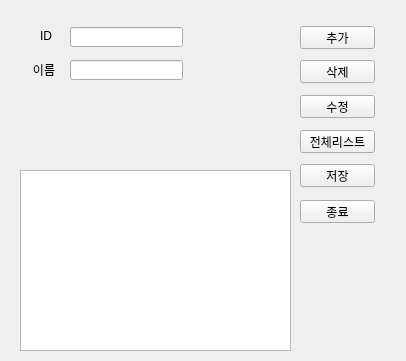
SimWoonseop/seop, file student_main.ui: the form before one commit.
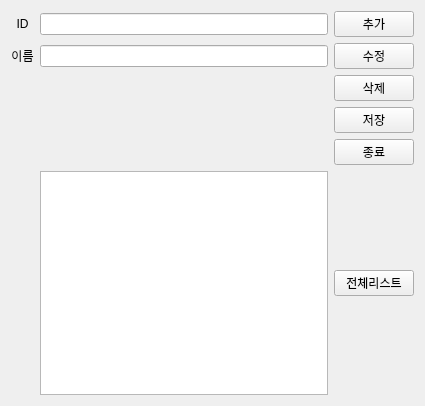
The form after the commit.

Commit message: [23.12.19] 학생관리프로그램 종료버튼 수정, 메인 다이얼로그 ui 수정

Patch:
```diff
--- a/student_main.ui
+++ b/student_main.ui
@@ -6,22 +6,18 @@
    <rect>
     <x>0</x>
     <y>0</y>
-    <width>406</width>
-    <height>361</height>
+    <width>425</width>
+    <height>406</height>
    </rect>
   </property>
   <property name="windowTitle">
    <string>Student</string>
   </property>
+  <layout class="QGridLayout" name="gridLayout_2">
+   <item row="0" column="0">
+    <layout class="QGridLayout" name="gridLayout">
+     <item row="0" column="0">
   <widget class="QLabel" name="label_id">
-   <property name="geometry">
-    <rect>
-     <x>19</x>
-     <y>30</y>
-     <width>54</width>
-     <height>12</height>
-    </rect>
-   </property>
    <property name="text">
     <string>ID</string>
    </property>
@@ -29,130 +25,71 @@
     <set>Qt::AlignCenter</set>
    </property>
   </widget>
-  <widget class="QLabel" name="label_name">
-   <property name="geometry">
-    <rect>
-     <x>17</x>
-     <y>64</y>
-     <width>54</width>
-     <height>12</height>
-    </rect>
-   </property>
-   <property name="text">
-    <string>이름</string>
-   </property>
-   <property name="alignment">
-    <set>Qt::AlignCenter</set>
-   </property>
-  </widget>
-  <widget class="QLineEdit" name="lineEdit_id">
-   <property name="geometry">
-    <rect>
-     <x>70</x>
-     <y>27</y>
-     <width>113</width>
-     <height>20</height>
-    </rect>
-   </property>
-  </widget>
-  <widget class="QLineEdit" name="lineEdit_name">
-   <property name="geometry">
-    <rect>
-     <x>70</x>
-     <y>60</y>
-     <width>113</width>
-     <height>20</height>
-    </rect>
-   </property>
-  </widget>
-  <widget class="QPushButton" name="btn_add">
-   <property name="geometry">
-    <rect>
-     <x>300</x>
-     <y>26</y>
-     <width>75</width>
-     <height>23</height>
-    </rect>
-   </property>
-   <property name="text">
-    <string>추가</string>
-   </property>
-  </widget>
+     </item>
+     <item row="3" column="2">
   <widget class="QPushButton" name="btn_delete">
-   <property name="geometry">
-    <rect>
-     <x>300</x>
-     <y>60</y>
-     <width>75</width>
-     <height>23</height>
-    </rect>
-   </property>
    <property name="text">
     <string>삭제</string>
    </property>
   </widget>
-  <widget class="QPushButton" name="btn_change">
-   <property name="geometry">
-    <rect>
-     <x>300</x>
-     <y>95</y>
-     <width>75</width>
-     <height>23</height>
-    </rect>
-   </property>
-   <property name="text">
-    <string>수정</string>
-   </property>
-  </widget>
+     </item>
+     <item row="6" column="2">
   <widget class="QPushButton" name="btn_printAll">
-   <property name="geometry">
-    <rect>
-     <x>300</x>
-     <y>130</y>
-     <width>75</width>
-     <height>23</height>
-    </rect>
-   </property>
    <property name="text">
     <string>전체리스트</string>
    </property>
   </widget>
-  <widget class="QTableWidget" name="tableWidget">
-   <property name="geometry">
-    <rect>
-     <x>20</x>
-     <y>170</y>
-     <width>271</width>
-     <height>181</height>
-    </rect>
-   </property>
-  </widget>
+     </item>
+     <item row="2" column="2">
+      <widget class="QPushButton" name="btn_change">
+       <property name="text">
+        <string>수정</string>
+       </property>
+      </widget>
+     </item>
+     <item row="2" column="0">
+      <widget class="QLabel" name="label_name">
+       <property name="text">
+        <string>이름</string>
+       </property>
+       <property name="alignment">
+        <set>Qt::AlignCenter</set>
+       </property>
+      </widget>
+     </item>
+     <item row="0" column="2">
+      <widget class="QPushButton" name="btn_add">
+       <property name="text">
+        <string>추가</string>
+       </property>
+      </widget>
+     </item>
+     <item row="0" column="1">
+      <widget class="QLineEdit" name="lineEdit_id"/>
+     </item>
+     <item row="2" column="1">
+      <widget class="QLineEdit" name="lineEdit_name"/>
+     </item>
+     <item row="6" column="1">
+      <widget class="QTableWidget" name="tableWidget"/>
+     </item>
+     <item row="4" column="2">
   <widget class="QPushButton" name="btn_save">
-   <property name="geometry">
-    <rect>
-     <x>300</x>
-     <y>164</y>
-     <width>75</width>
-     <height>23</height>
-    </rect>
-   </property>
    <property name="text">
     <string>저장</string>
    </property>
   </widget>
+     </item>
+     <item row="5" column="2">
   <widget class="QPushButton" name="btn_close">
-   <property name="geometry">
-    <rect>
-     <x>300</x>
-     <y>200</y>
-     <width>75</width>
-     <height>23</height>
-    </rect>
-   </property>
    <property name="text">
     <string>종료</string>
    </property>
   </widget>
+     </item>
+    </layout>
+   </item>
+  </layout>
  </widget>
  <resources/>
  <connections/>
```
Lines whose indentation alone changed are shown as unchanged. The commit also changes 2 other files.
